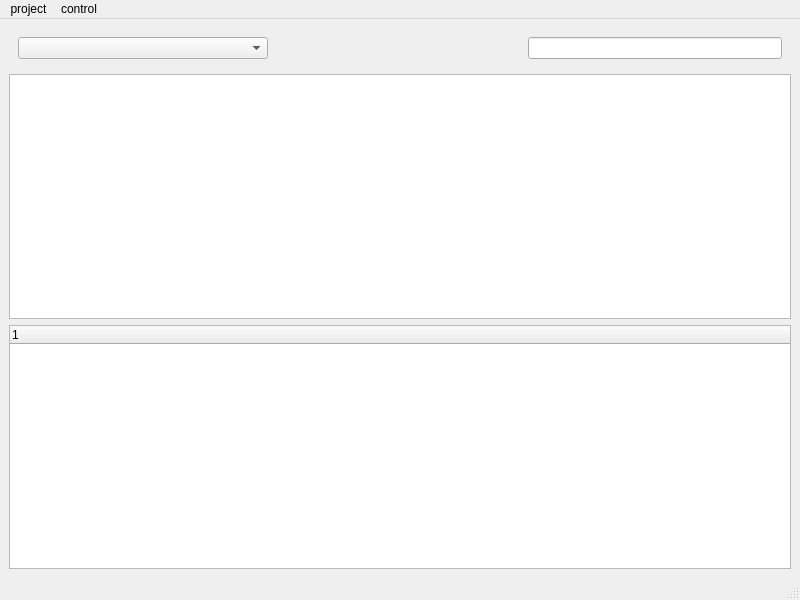
Qt form mainwindow.ui (Gwins7/GSniffer) before a commit.
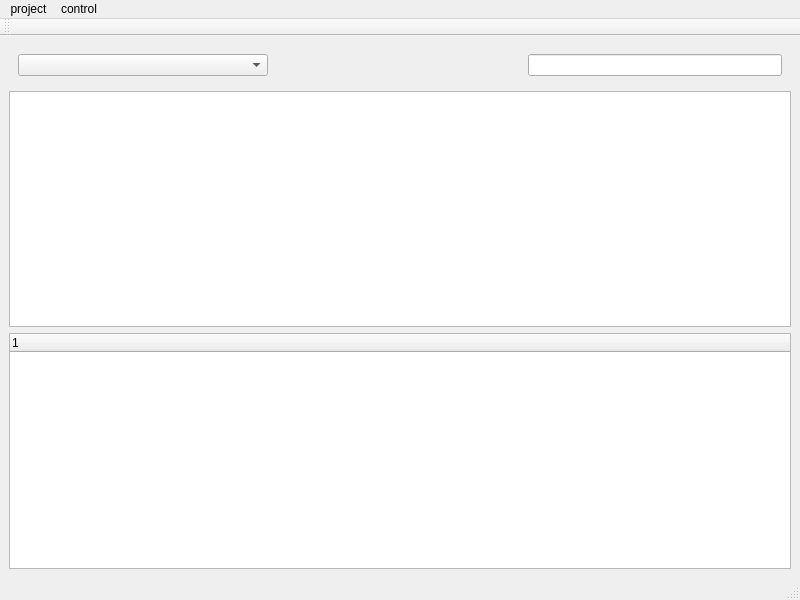
The same form after that commit.

The edit to the form file:
```diff
--- a/mainwindow.ui
+++ b/mainwindow.ui
@@ -90,6 +90,17 @@
    <addaction name="menurun"/>
   </widget>
   <widget class="QStatusBar" name="statusbar"/>
+  <widget class="QToolBar" name="toolBar">
+   <property name="windowTitle">
+    <string>toolBar</string>
+   </property>
+   <attribute name="toolBarArea">
+    <enum>TopToolBarArea</enum>
+   </attribute>
+   <attribute name="toolBarBreak">
+    <bool>false</bool>
+   </attribute>
+  </widget>
   <action name="actionrunstop">
    <property name="text">
     <string>run</string>
```
Left out of the diff: 2 changed lines with no effect on the pictures.
